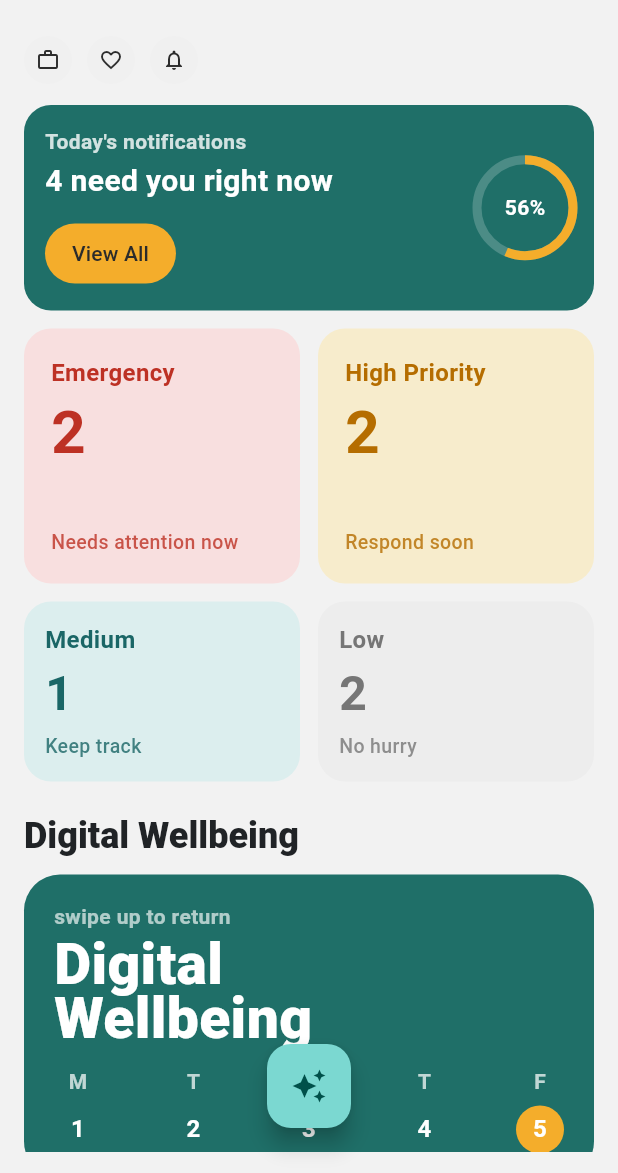
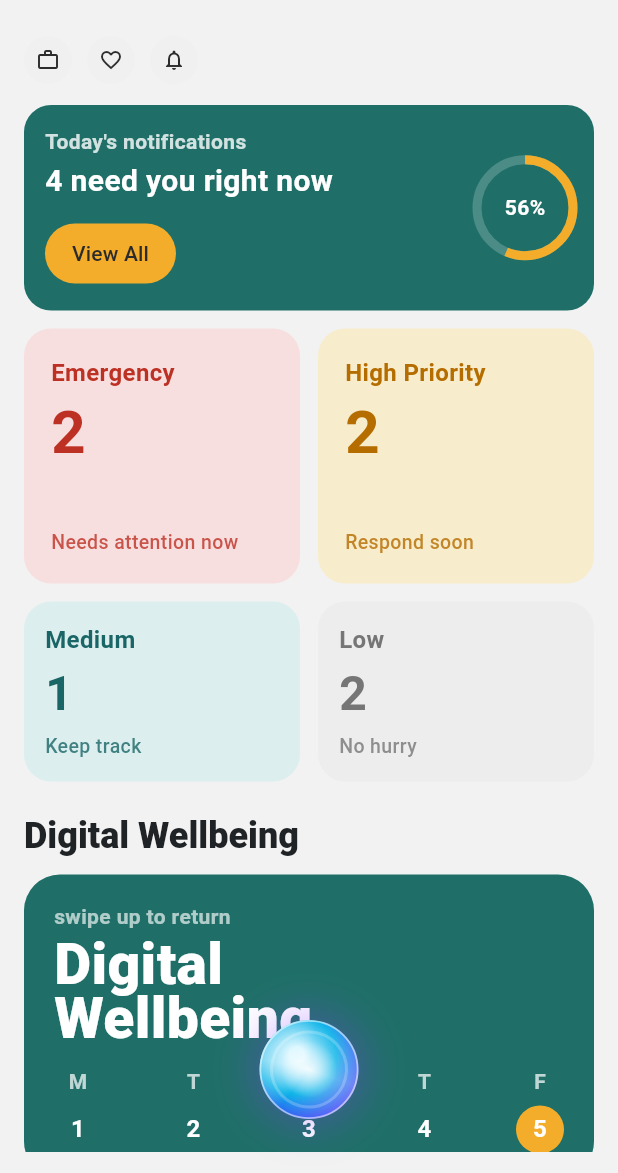
Before and after one commit to swordde/Code-Cortex, a Flutter app: the screen it shows after launch, on a phone screen of 412 x 824 dp, the part 63-1236 px from its top. Run offline on Flutter 3.47's test engine with Material 3 defaults, Android fonts, the phone set to English and light mode, and no system bars.

Commit message:
feat(ui): add AiOrbFab widget for enhanced floating action button functionality

```diff
--- a/lib/screens/main_dashboard_screen.dart
+++ b/lib/screens/main_dashboard_screen.dart
@@ -4,6 +4,7 @@ import 'dart:math';
 import 'package:flutter/material.dart';
 
 import '../models/app_notification.dart';
+import '../widgets/ai_orb_fab.dart';
 import '../widgets/priority_card.dart';
 import '../widgets/quick_filter_dot.dart';
 import '../widgets/today_notification_card.dart';
@@ -260,16 +261,12 @@ class _MainDashboardScreenState extends State<MainDashboardScreen> {
         ),
       ),
       floatingActionButtonLocation: FloatingActionButtonLocation.centerFloat,
-      floatingActionButton: FloatingActionButton(
-        onPressed: () {
+      floatingActionButton: AiOrbFab(
+        onTap: () {
           ScaffoldMessenger.of(context).showSnackBar(
             const SnackBar(content: Text('AI assistant quick action')),
           );
         },
-        backgroundColor: isDark
-            ? const Color(0xFF3CB7AE)
-            : const Color(0xFF7BD8D1),
-        child: const Icon(Icons.auto_awesome),
       ),
       bottomNavigationBar: SizedBox(height: isDark ? 20 : 14),
     );
--- /dev/null
+++ b/lib/widgets/ai_orb_fab.dart
@@ -0,0 +1,144 @@
+import 'dart:math' as math;
+
+import 'package:flutter/material.dart';
+
+class AiOrbFab extends StatefulWidget {
+  const AiOrbFab({super.key, required this.onTap});
+
+  final VoidCallback onTap;
+
+  @override
+  State<AiOrbFab> createState() => _AiOrbFabState();
+}
+
+class _AiOrbFabState extends State<AiOrbFab>
+    with SingleTickerProviderStateMixin {
+  late final AnimationController _rotationController;
+
+  @override
+  void initState() {
+    super.initState();
+    _rotationController = AnimationController(
+      vsync: this,
+      duration: const Duration(seconds: 22),
+    )..repeat();
+  }
+
+  @override
+  void dispose() {
+    _rotationController.dispose();
+    super.dispose();
+  }
+
+  @override
+  Widget build(BuildContext context) {
+    final isDark = Theme.of(context).brightness == Brightness.dark;
+
+    return GestureDetector(
+      onTap: widget.onTap,
+      child: SizedBox(
+        width: 78,
+        height: 78,
+        child: AnimatedBuilder(
+          animation: _rotationController,
+          builder: (context, child) {
+            final t = _rotationController.value;
+            return Stack(
+              alignment: Alignment.center,
+              children: [
+                Container(
+                  width: 64,
+                  height: 64,
+                  decoration: BoxDecoration(
+                    shape: BoxShape.circle,
+                    boxShadow: [
+                      BoxShadow(
+                        color: const Color(0xFF8A3FFC).withValues(alpha: 0.35),
+                        blurRadius: 24,
+                        spreadRadius: 5,
+                      ),
+                    ],
+                  ),
+                ),
+                Container(
+                  width: 66,
+                  height: 66,
+                  decoration: BoxDecoration(
+                    shape: BoxShape.circle,
+                    gradient: RadialGradient(
+                      center: const Alignment(-0.25, -0.3),
+                      radius: 0.95,
+                      colors: [
+                        isDark
+                            ? const Color(0xFFB8EDFF)
+                            : const Color(0xFFD4F5FF),
+                        const Color(0xFF0CB4E8),
+                        const Color(0xFF3E36F6),
+                        const Color(0xFFAF4CF4),
+                      ],
+                      stops: const [0.08, 0.42, 0.75, 1],
+                    ),
+                    border: Border.all(
+                      color: Colors.white.withValues(alpha: 0.55),
+                      width: 1.2,
+                    ),
+                  ),
+                ),
+                Transform.rotate(
+                  angle: t * 2 * math.pi,
+                  child: Container(
+                    width: 66,
+                    height: 66,
+                    decoration: BoxDecoration(
+                      shape: BoxShape.circle,
+                      gradient: SweepGradient(
+                        colors: [
+                          Colors.white.withValues(alpha: 0.0),
+                          Colors.white.withValues(alpha: 0.42),
+                          Colors.white.withValues(alpha: 0.0),
+                          Colors.white.withValues(alpha: 0.3),
+                          Colors.white.withValues(alpha: 0.0),
+                        ],
+                        stops: const [0.0, 0.18, 0.42, 0.7, 1.0],
+                      ),
+                    ),
+                  ),
+                ),
+                Transform.rotate(
+                  angle: -t * 2 * math.pi * 0.6,
+                  child: Container(
+                    width: 52,
+                    height: 52,
+                    decoration: BoxDecoration(
+                      shape: BoxShape.circle,
+                      border: Border.all(
+                        color: Colors.white.withValues(alpha: 0.22),
+                        width: 2,
+                      ),
+                    ),
+                  ),
+                ),
+                Transform.rotate(
+                  angle: t * 2 * math.pi * 0.8,
+                  child: Container(
+                    width: 38,
+                    height: 38,
+                    decoration: BoxDecoration(
+                      shape: BoxShape.circle,
+                      gradient: RadialGradient(
+                        colors: [
+                          Colors.white.withValues(alpha: 0.85),
+                          Colors.white.withValues(alpha: 0),
+                        ],
+                      ),
+                    ),
+                  ),
+                ),
+              ],
+            );
+          },
+        ),
+      ),
+    );
+  }
+}
```
